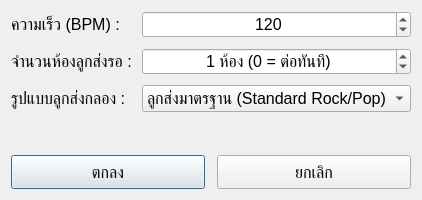
The window that Dialogs/MedleyDialog.ui (patuenghugkaew-creator/PTHKkaraoke) describes before a commit, drawn with Qt 5.
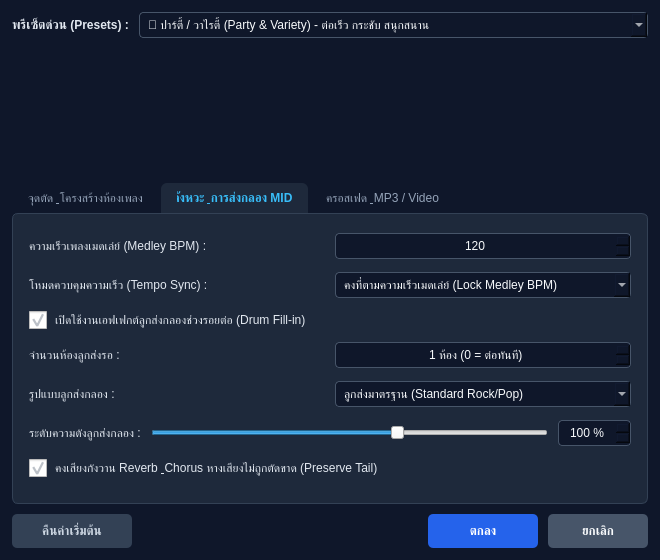
The same window after the commit. The open tabs and pages were chosen to show the change. Custom widgets are drawn as their Qt base class.

Commit message: feat: Implement Professional Medley Studio System (Beat & Bar Sync, Drum Fill, Equal-Power Crossfade, 3-Tab Studio UI)

What changed in the file:
```diff
--- a/Dialogs/MedleyDialog.ui
+++ b/Dialogs/MedleyDialog.ui
@@ -6,97 +6,74 @@
    <rect>
     <x>0</x>
     <y>0</y>
-    <width>390</width>
-    <height>200</height>
+    <width>660</width>
+    <height>560</height>
    </rect>
   </property>
-  <property name="font">
-   <font>
-    <pointsize>12</pointsize>
-   </font>
-  </property>
   <property name="windowTitle">
    <string>ตั้งค่าโหมดเมดเล่ย์ (Medley Mode)</string>
   </property>
   <property name="styleSheet">
-   <string notr="true">font-size: 12pt;</string>
+   <string notr="true">QDialog { background-color: #0f172a; color: #f8fafc; font-size: 11pt; }
+QLabel { color: #e2e8f0; }
+QGroupBox { font-weight: bold; border: 1px solid #334155; border-radius: 6px; margin-top: 10px; padding-top: 10px; color: #38bdf8; }
+QGroupBox::title { subcontrol-origin: margin; subcontrol-position: top left; left: 10px; padding: 0 4px; }
+QTabWidget::pane { border: 1px solid #334155; border-radius: 6px; background-color: #1e293b; }
+QTabBar::tab { background-color: #0f172a; color: #94a3b8; padding: 8px 16px; border-top-left-radius: 6px; border-top-right-radius: 6px; margin-right: 2px; }
+QTabBar::tab:selected { background-color: #1e293b; color: #38bdf8; font-weight: bold; }
+QSpinBox, QDoubleSpinBox, QComboBox { background-color: #0f172a; border: 1px solid #475569; border-radius: 4px; padding: 4px 8px; color: #f8fafc; }
+QSpinBox:focus, QDoubleSpinBox:focus, QComboBox:focus { border: 1px solid #38bdf8; }
+QCheckBox { color: #e2e8f0; spacing: 8px; }
+QCheckBox::indicator { width: 18px; height: 18px; }
+QPushButton { background-color: #2563eb; color: #ffffff; border-radius: 5px; padding: 6px 16px; font-weight: bold; }
+QPushButton:hover { background-color: #1d4ed8; }
+QPushButton#btnReset { background-color: #334155; color: #cbd5e1; }
+QPushButton#btnReset:hover { background-color: #475569; }
+QPushButton#btnCancel { background-color: #475569; color: #f8fafc; }
+QPushButton#btnCancel:hover { background-color: #64748b; }
+</string>
   </property>
-  <property name="locale">
-   <locale language="Thai" country="Thailand"/>
-  </property>
-  <layout class="QVBoxLayout" name="verticalLayout">
+  <layout class="QVBoxLayout" name="mainLayout">
    <property name="spacing">
+    <number>10</number>
+   </property>
+   <property name="leftMargin">
+    <number>12</number>
+   </property>
+   <property name="topMargin">
+    <number>12</number>
+   </property>
+   <property name="rightMargin">
+    <number>12</number>
+   </property>
+   <property name="bottomMargin">
     <number>12</number>
    </property>
    <item>
-    <layout class="QFormLayout" name="formLayout">
-     <property name="horizontalSpacing">
-      <number>10</number>
-     </property>
-     <property name="verticalSpacing">
-      <number>10</number>
-     </property>
-     <item row="0" column="0">
-      <widget class="QLabel" name="labelBpm">
-       <property name="text">
-        <string>ความเร็ว (BPM) :</string>
+    <layout class="QHBoxLayout" name="headerLayout">
+     <item>
+      <widget class="QLabel" name="labelPreset">
+       <property name="font">
+        <font>
+         <bold>true</bold>
+        </font>
        </property>
-      </widget>
-     </item>
-     <item row="0" column="1">
-      <widget class="QSpinBox" name="spinBpm">
-       <property name="alignment">
-        <set>Qt::AlignCenter</set>
-       </property>
-       <property name="minimum">
-        <number>40</number>
-       </property>
-       <property name="maximum">
-        <number>250</number>
-       </property>
-       <property name="value">
-        <number>120</number>
-       </property>
-      </widget>
-     </item>
-     <item row="1" column="0">
-      <widget class="QLabel" name="labelBars">
        <property name="text">
-        <string>จำนวนห้องลูกส่งรอ :</string>
+        <string>พรีเซ็ตด่วน (Presets) :</string>
        </property>
       </widget>
      </item>
-     <item row="1" column="1">
-      <widget class="QSpinBox" name="spinBars">
-       <property name="alignment">
-        <set>Qt::AlignCenter</set>
+     <item>
+      <widget class="QComboBox" name="comboPreset">
+       <property name="sizePolicy">
+        <sizepolicy hsizetype="Expanding" vsizetype="Fixed">
+         <horstretch>0</horstretch>
+         <verstretch>0</verstretch>
+        </sizepolicy>
        </property>
-       <property name="suffix">
-        <string> ห้อง (0 = ต่อทันที)</string>
-       </property>
-       <property name="minimum">
-        <number>0</number>
-       </property>
-       <property name="maximum">
-        <number>4</number>
-       </property>
-       <property name="value">
-        <number>1</number>
-       </property>
-      </widget>
-     </item>
-     <item row="2" column="0">
-      <widget class="QLabel" name="labelPattern">
-       <property name="text">
-        <string>รูปแบบลูกส่งกลอง :</string>
-       </property>
-      </widget>
-     </item>
-     <item row="2" column="1">
-      <widget class="QComboBox" name="comboPattern">
        <item>
         <property name="text">
-         <string>ลูกส่งมาตรฐาน (Standard Rock/Pop)</string>
+         <string>🎉 ปาร์ตี้ / วาไรตี้ (Party &amp; Variety) - ต่อเร็ว กระชับ สนุกสนาน</string>
         </property>
        </item>
        <item>
@@ -119,25 +96,554 @@
     </layout>
    </item>
    <item>
-    <layout class="QHBoxLayout" name="horizontalLayout">
+    <widget class="TransitionPreviewWidget" name="previewWidget" native="true">
+     <property name="minimumSize">
+      <size>
+       <width>0</width>
+       <height>125</height>
+      </size>
+     </property>
+    </widget>
+   </item>
+   <item>
+    <widget class="QTabWidget" name="tabWidget">
+     <property name="currentIndex">
+      <number>0</number>
+     </property>
+     <widget class="QWidget" name="tabCues">
+      <attribute name="title">
+       <string>จุดตัด &amp; โครงสร้างห้องเพลง</string>
+      </attribute>
+      <layout class="QVBoxLayout" name="layoutTab1">
+       <property name="spacing">
+        <number>12</number>
+       </property>
+       <property name="leftMargin">
+        <number>16</number>
+       </property>
+       <property name="topMargin">
+        <number>16</number>
+       </property>
+       <property name="rightMargin">
+        <number>16</number>
+       </property>
+       <property name="bottomMargin">
+        <number>16</number>
+       </property>
+       <item>
+        <widget class="QCheckBox" name="chkAutoCutOutro">
+         <property name="text">
+          <string>ตัดหางเพลงอัตโนมัติเมื่อเนื้อร้องท่อนสุดท้ายจบลง (Skip Outro)</string>
+         </property>
+         <property name="checked">
+          <bool>true</bool>
+         </property>
+        </widget>
+       </item>
+       <item>
+        <layout class="QHBoxLayout" name="rowWaitBars">
+         <item>
+          <widget class="QLabel" name="labelWaitBars">
+           <property name="text">
+            <string>จำนวนห้องดนตรีที่เล่นต่อหลังคำร้องสุดท้าย :</string>
+           </property>
+          </widget>
+         </item>
+         <item>
+          <widget class="QSpinBox" name="spinWaitBars">
+           <property name="alignment">
+            <set>Qt::AlignCenter</set>
+           </property>
+           <property name="suffix">
+            <string> ห้อง (Bars)</string>
+           </property>
+           <property name="minimum">
+            <number>0</number>
+           </property>
+           <property name="maximum">
+            <number>8</number>
+           </property>
+           <property name="value">
+            <number>1</number>
+           </property>
+          </widget>
+         </item>
+        </layout>
+       </item>
+       <item>
+        <widget class="QCheckBox" name="chkQuantizeBar">
+         <property name="text">
+          <string>ล็อกการตัดเข้าตรงจังหวะตกห้องเพลง (Quantize to Bar Boundary / Beat 1)</string>
+         </property>
+         <property name="checked">
+          <bool>true</bool>
+         </property>
+        </widget>
+       </item>
+       <item>
+        <widget class="QCheckBox" name="chkSkipIntro">
+         <property name="text">
+          <string>ข้ามช่วงอินโทรเปล่า / ตัดเข้าห้องแรกที่มีดนตรีทันที (Auto Cue-In)</string>
+         </property>
+         <property name="checked">
+          <bool>true</bool>
+         </property>
+        </widget>
+       </item>
+       <item>
+        <layout class="QHBoxLayout" name="rowPreBuffer">
+         <item>
+          <widget class="QLabel" name="labelPreBuffer">
+           <property name="text">
+            <string>ระยะเวลาโหลดเพลงถัดไปล่วงหน้า (Pre-buffer) :</string>
+           </property>
+          </widget>
+         </item>
+         <item>
+          <widget class="QSpinBox" name="spinPreBuffer">
+           <property name="alignment">
+            <set>Qt::AlignCenter</set>
+           </property>
+           <property name="suffix">
+            <string> วินาที</string>
+           </property>
+           <property name="minimum">
+            <number>10</number>
+           </property>
+           <property name="maximum">
+            <number>60</number>
+           </property>
+           <property name="value">
+            <number>20</number>
+           </property>
+          </widget>
+         </item>
+        </layout>
+       </item>
+       <item>
+        <spacer name="spacerTab1">
+         <property name="orientation">
+          <enum>Qt::Vertical</enum>
+         </property>
+         <property name="sizeHint" stdset="0">
+          <size>
+           <width>20</width>
+           <height>40</height>
+          </size>
+         </property>
+        </spacer>
+       </item>
+      </layout>
+     </widget>
+     <widget class="QWidget" name="tabMidi">
+      <attribute name="title">
+       <string>จังหวะ &amp; การส่งกลอง MIDI</string>
+      </attribute>
+      <layout class="QVBoxLayout" name="layoutTab2">
+       <property name="spacing">
+        <number>10</number>
+       </property>
+       <property name="leftMargin">
+        <number>16</number>
+       </property>
+       <property name="topMargin">
+        <number>16</number>
+       </property>
+       <property name="rightMargin">
+        <number>16</number>
+       </property>
+       <property name="bottomMargin">
+        <number>16</number>
+       </property>
+       <item>
+        <layout class="QHBoxLayout" name="rowBpm">
+         <item>
+          <widget class="QLabel" name="labelBpm">
+           <property name="text">
+            <string>ความเร็วเพลงเมดเล่ย์ (Medley BPM) :</string>
+           </property>
+          </widget>
+         </item>
+         <item>
+          <widget class="QSpinBox" name="spinBpm">
+           <property name="alignment">
+            <set>Qt::AlignCenter</set>
+           </property>
+           <property name="minimum">
+            <number>40</number>
+           </property>
+           <property name="maximum">
+            <number>250</number>
+           </property>
+           <property name="value">
+            <number>120</number>
+           </property>
+          </widget>
+         </item>
+        </layout>
+       </item>
+       <item>
+        <layout class="QHBoxLayout" name="rowTempoMode">
+         <item>
+          <widget class="QLabel" name="labelTempoMode">
+           <property name="text">
+            <string>โหมดควบคุมความเร็ว (Tempo Sync) :</string>
+           </property>
+          </widget>
+         </item>
+         <item>
+          <widget class="QComboBox" name="comboTempoMode">
+           <item>
+            <property name="text">
+             <string>คงที่ตามความเร็วเมดเล่ย์ (Lock Medley BPM)</string>
+            </property>
+           </item>
+           <item>
+            <property name="text">
+             <string>เปลี่ยนตามเพลงใหม่ทันที (Instant Switch)</string>
+            </property>
+           </item>
+           <item>
+            <property name="text">
+             <string>ค่อยๆ ปรับความเร็วเชื่อมห้อง (Tempo Ramp / Morph)</string>
+            </property>
+           </item>
+          </widget>
+         </item>
+        </layout>
+       </item>
+       <item>
+        <widget class="QCheckBox" name="chkDrumFill">
+         <property name="text">
+          <string>เปิดใช้งานเอฟเฟกต์ลูกส่งกลองช่วงรอยต่อ (Drum Fill-in)</string>
+         </property>
+         <property name="checked">
+          <bool>true</bool>
+         </property>
+        </widget>
+       </item>
+       <item>
+        <layout class="QHBoxLayout" name="rowBars">
+         <item>
+          <widget class="QLabel" name="labelBars">
+           <property name="text">
+            <string>จำนวนห้องลูกส่งรอ :</string>
+           </property>
+          </widget>
+         </item>
+         <item>
+          <widget class="QSpinBox" name="spinBars">
+           <property name="alignment">
+            <set>Qt::AlignCenter</set>
+           </property>
+           <property name="suffix">
+            <string> ห้อง (0 = ต่อทันที)</string>
+           </property>
+           <property name="minimum">
+            <number>0</number>
+           </property>
+           <property name="maximum">
+            <number>4</number>
+           </property>
+           <property name="value">
+            <number>1</number>
+           </property>
+          </widget>
+         </item>
+        </layout>
+       </item>
+       <item>
+        <layout class="QHBoxLayout" name="rowPattern">
+         <item>
+          <widget class="QLabel" name="labelPattern">
+           <property name="text">
+            <string>รูปแบบลูกส่งกลอง :</string>
+           </property>
+          </widget>
+         </item>
+         <item>
+          <widget class="QComboBox" name="comboPattern">
+           <item>
+            <property name="text">
+             <string>ลูกส่งมาตรฐาน (Standard Rock/Pop)</string>
+            </property>
+           </item>
+           <item>
+            <property name="text">
+             <string>ลูกส่งสามช่า / ลูกทุ่ง (Sam-Cha)</string>
+            </property>
+           </item>
+           <item>
+            <property name="text">
+             <string>เคาะจังหวะนำ (Count-in Stick)</string>
+            </property>
+           </item>
+           <item>
+            <property name="text">
+             <string>ลูกส่งทอมไล่เสียง (Tom Roll)</string>
+            </property>
+           </item>
+           <item>
+            <property name="text">
+             <string>สุ่มตามจังหวะ (Random / Dynamic)</string>
+            </property>
+           </item>
+          </widget>
+         </item>
+        </layout>
+       </item>
+       <item>
+        <layout class="QHBoxLayout" name="rowFillVol">
+         <item>
+          <widget class="QLabel" name="labelFillVol">
+           <property name="text">
+            <string>ระดับความดังลูกส่งกลอง :</string>
+           </property>
+          </widget>
+         </item>
+         <item>
+          <widget class="QSlider" name="sliderFillVol">
+           <property name="minimum">
+            <number>50</number>
+           </property>
+           <property name="maximum">
+            <number>130</number>
+           </property>
+           <property name="value">
+            <number>100</number>
+           </property>
+           <property name="orientation">
+            <enum>Qt::Horizontal</enum>
+           </property>
+          </widget>
+         </item>
+         <item>
+          <widget class="QSpinBox" name="spinFillVol">
+           <property name="alignment">
+            <set>Qt::AlignCenter</set>
+           </property>
+           <property name="suffix">
+            <string> %</string>
+           </property>
+           <property name="minimum">
+            <number>50</number>
+           </property>
+           <property name="maximum">
+            <number>130</number>
+           </property>
+           <property name="value">
+            <number>100</number>
+           </property>
+          </widget>
+         </item>
+        </layout>
+       </item>
+       <item>
+        <widget class="QCheckBox" name="chkPreserveEffects">
+         <property name="text">
+          <string>คงเสียงกังวาน Reverb &amp; Chorus หางเสียงไม่ถูกตัดขาด (Preserve Tail)</string>
+         </property>
+         <property name="checked">
+          <bool>true</bool>
+         </property>
+        </widget>
+       </item>
+      </layout>
+     </widget>
+     <widget class="QWidget" name="tabAudio">
+      <attribute name="title">
+       <string>ครอสเฟด &amp; MP3 / Video</string>
+      </attribute>
+      <layout class="QVBoxLayout" name="layoutTab3">
+       <property name="spacing">
+        <number>12</number>
+       </property>
+       <property name="leftMargin">
+        <number>16</number>
+       </property>
+       <property name="topMargin">
+        <number>16</number>
+       </property>
+       <property name="rightMargin">
+        <number>16</number>
+       </property>
+       <property name="bottomMargin">
+        <number>16</number>
+       </property>
+       <item>
+        <layout class="QHBoxLayout" name="rowCrossfadeSec">
+         <item>
+          <widget class="QLabel" name="labelCrossfadeSec">
+           <property name="text">
+            <string>ระยะเวลาเสียงซ้อนกัน (Crossfade Duration) :</string>
+           </property>
+          </widget>
+         </item>
+         <item>
+          <widget class="QDoubleSpinBox" name="spinCrossfadeSec">
+           <property name="alignment">
+            <set>Qt::AlignCenter</set>
+           </property>
+           <property name="suffix">
+            <string> วินาที</string>
+           </property>
+           <property name="minimum">
+            <double>0.500000000000000</double>
+           </property>
+           <property name="maximum">
+            <double>10.000000000000000</double>
+           </property>
+           <property name="singleStep">
+            <double>0.500000000000000</double>
+           </property>
+           <property name="value">
+            <double>3.000000000000000</double>
+           </property>
+          </widget>
+         </item>
+        </layout>
+       </item>
+       <item>
+        <layout class="QHBoxLayout" name="rowCrossfadeCurve">
+         <item>
+          <widget class="QLabel" name="labelCrossfadeCurve">
+           <property name="text">
+            <string>รูปแบบกราฟการเฟดเสียง (Crossfade Curve) :</string>
+           </property>
+          </widget>
+         </item>
+         <item>
+          <widget class="QComboBox" name="comboCrossfadeCurve">
+           <item>
+            <property name="text">
+             <string>Equal-Power Cosine (พลังงานคงที่ ไม่ดร็อปช่วงกลาง)</string>
+            </property>
+           </item>
+           <item>
+            <property name="text">
+             <string>Linear (เชิงเส้น)</string>
+            </property>
+           </item>
+          </widget>
+         </item>
+        </layout>
+       </item>
+       <item>
+        <layout class="QHBoxLayout" name="rowSilenceDb">
+         <item>
+          <widget class="QLabel" name="labelSilenceDb">
+           <property name="text">
+            <string>ระดับเสียงเริ่มตัดหางเพลง (Trigger Threshold) :</string>
+           </property>
+          </widget>
+         </item>
+         <item>
+          <widget class="QSpinBox" name="spinSilenceDb">
+           <property name="alignment">
+            <set>Qt::AlignCenter</set>
+           </property>
+           <property name="suffix">
+            <string> dB</string>
+           </property>
+           <property name="minimum">
+            <number>-45</number>
+           </property>
+           <property name="maximum">
+            <number>-18</number>
+           </property>
+           <property name="value">
+            <number>-32</number>
+           </property>
+          </widget>
+         </item>
+        </layout>
+       </item>
+       <item>
+        <widget class="QCheckBox" name="chkAudioAutoCue">
+         <property name="text">
+          <string>ข้ามช่วงเงียบตอนต้นของเพลง MP3 ถัดไปอัตโนมัติ (Auto Cue-In)</string>
+         </property>
+         <property name="checked">
+          <bool>true</bool>
+         </property>
+        </widget>
+       </item>
+       <item>
+        <widget class="QCheckBox" name="chkAudioNormalize">
+         <property name="text">
+          <string>ปรับความดังให้สมดุลเท่ากันอัตโนมัติ (Volume Normalization)</string>
+         </property>
+         <property name="checked">
+          <bool>false</bool>
+         </property>
+        </widget>
+       </item>
+       <item>
+        <spacer name="spacerTab3">
+         <property name="orientation">
+          <enum>Qt::Vertical</enum>
+         </property>
+         <property name="sizeHint" stdset="0">
+          <size>
+           <width>20</width>
+           <height>40</height>
+          </size>
+         </property>
+        </spacer>
+       </item>
+      </layout>
+     </widget>
+    </widget>
+   </item>
+   <item>
+    <layout class="QHBoxLayout" name="buttonLayout">
+     <item>
+      <widget class="QPushButton" name="btnReset">
+       <property name="minimumSize">
+        <size>
+         <width>120</width>
+         <height>34</height>
+        </size>
+       </property>
+       <property name="text">
+        <string>คืนค่าเริ่มต้น</string>
+       </property>
+      </widget>
+     </item>
+     <item>
+      <spacer name="horizontalSpacer">
+       <property name="orientation">
+        <enum>Qt::Horizontal</enum>
+       </property>
+       <property name="sizeHint" stdset="0">
+        <size>
+         <width>40</width>
+         <height>20</height>
+        </size>
+       </property>
+      </spacer>
+     </item>
      <item>
       <widget class="QPushButton" name="btnOk">
        <property name="minimumSize">
         <size>
-         <width>90</width>
+         <width>110</width>
          <height>34</height>
         </size>
        </property>
        <property name="text">
         <string>ตกลง</string>
        </property>
+       <property name="default">
+        <bool>true</bool>
+       </property>
       </widget>
      </item>
      <item>
       <widget class="QPushButton" name="btnCancel">
        <property name="minimumSize">
         <size>
-         <width>90</width>
+         <width>100</width>
          <height>34</height>
         </size>
        </property>
@@ -150,6 +656,14 @@
    </item>
   </layout>
  </widget>
+ <customwidgets>
+  <customwidget>
+   <class>TransitionPreviewWidget</class>
+   <extends>QWidget</extends>
+   <header>Widgets/TransitionPreviewWidget.h</header>
+   <container>1</container>
+  </customwidget>
+ </customwidgets>
  <resources/>
  <connections/>
 </ui>
```
Left out of the diff: 8 changed lines with no effect on the pictures. The commit also changes 12 other files.
